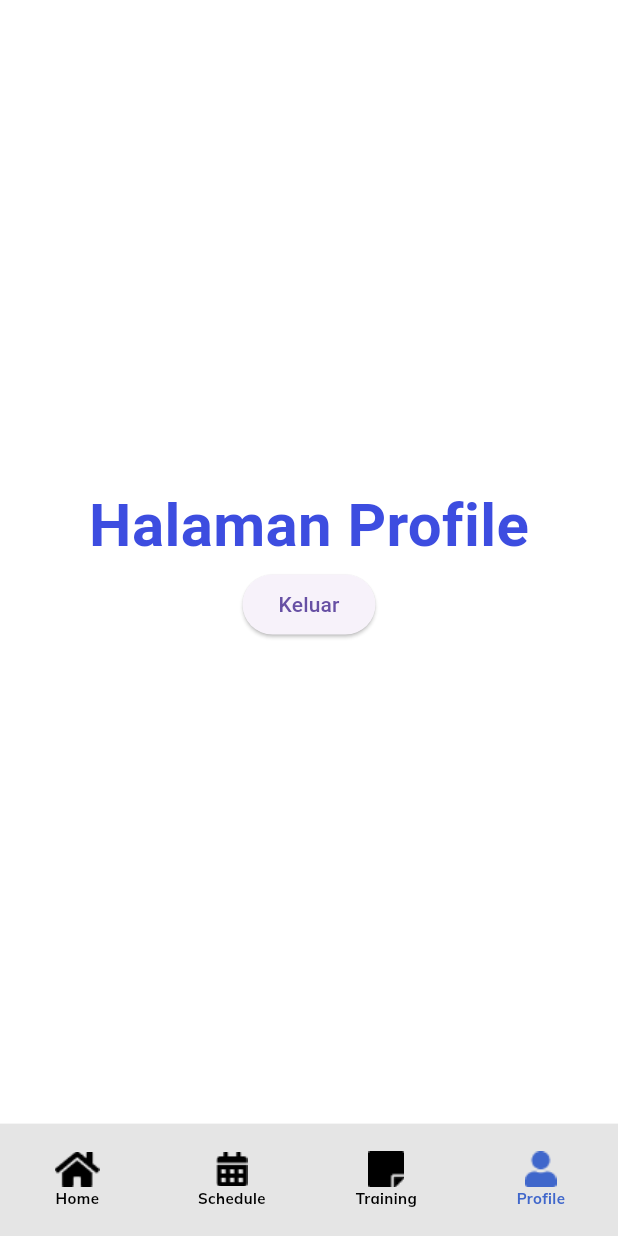
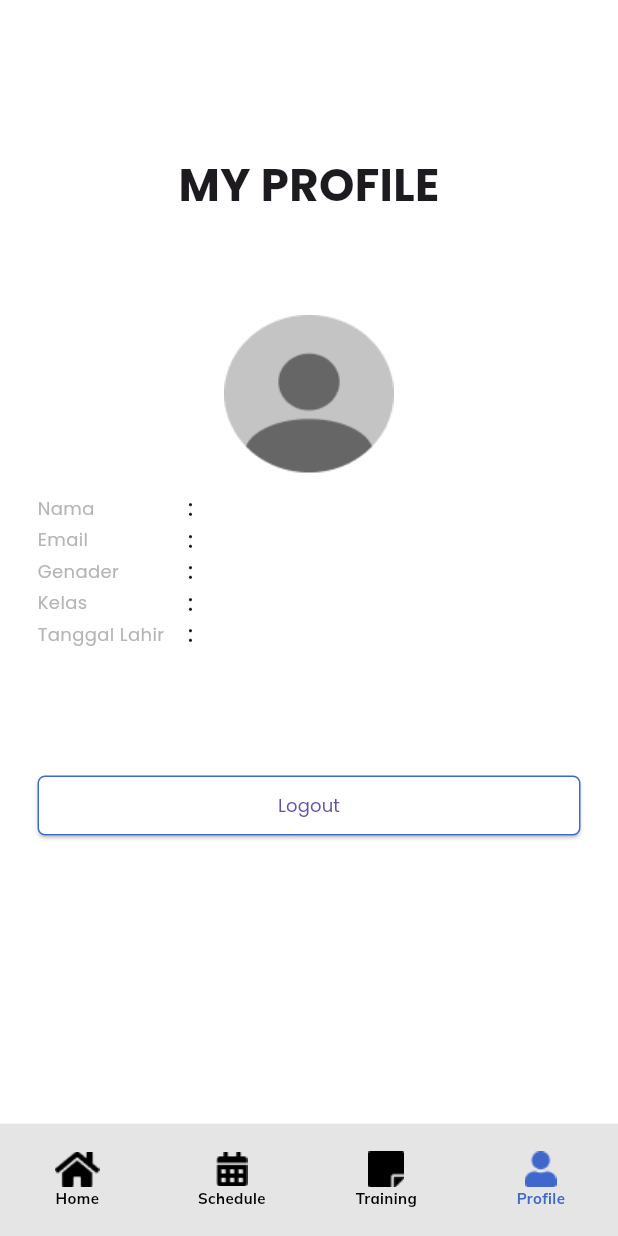
Before and after one commit to Orya228/TubesPPBedu, a Flutter app: the screen it shows once a user with an empty profile is signed in, item 4 of the bottom bar chosen, on a phone screen of 412 x 824 dp. Run offline on Flutter 3.47's test engine with Material 3 defaults, Android fonts, the phone set to English and light mode, and no system bars; our stand-ins replace bloc, cloud_firestore, firebase_auth, firebase_core, flutter_bloc, google_fonts and 2 more; missing offline and left inert: syncfusion_flutter_pdfviewer; accounts and stored records are empty.

Commit message:
Isi data diri

```diff
--- a/e_learning/lib/bloc/login/login_state.dart
+++ b/e_learning/lib/bloc/login/login_state.dart
@@ -9,8 +9,9 @@ class LoginLoading extends LoginState {}
 
 class LoginSuccess extends LoginState {
   final String msg;
+  final User user;
 
-  LoginSuccess(this.msg);
+  LoginSuccess(this.msg, this.user);
 }
 
 class LoginFailure extends LoginState {
--- a/e_learning/lib/main.dart
+++ b/e_learning/lib/main.dart
@@ -3,6 +3,7 @@ import 'package:e_learning/bloc/register/register_cubit.dart';
 import 'package:e_learning/firebase_options.dart';
 import 'package:e_learning/ui/pages/home_screen.dart';
 import 'package:e_learning/ui/login/splash.dart';
+import 'package:e_learning/utils/NavigationService.dart';
 import 'package:e_learning/utils/routes.dart';
 import 'package:firebase_auth/firebase_auth.dart';
 import 'package:firebase_core/firebase_core.dart';
@@ -14,11 +15,13 @@ Future<void> main() async {
   await Firebase.initializeApp(
     options: DefaultFirebaseOptions.currentPlatform,
   );
-  runApp(const MyApp());
+  // runApp(const MyApp());
+  runApp(MyApp());
 }
 
 class MyApp extends StatelessWidget {
-  const MyApp({Key? key}) : super(key: key);
+  // const MyApp({Key? key}) : super(key: key);
+  final NavigationService _navigationService = NavigationService();
 
   @override
   Widget build(BuildContext context) {
@@ -39,7 +42,11 @@ class MyApp extends StatelessWidget {
             if (snapshot.connectionState == ConnectionState.waiting) {
               return const CircularProgressIndicator();
             } else if (snapshot.hasData) {
-              return const HomeScreen();
+              _navigationService.checkUserDataAndNavigate(
+                  context, snapshot.data!);
+              return Center(
+                child: Text("Loading"),
+              );
             } else if (snapshot.hasError) {
               return const Center(
                 child: Text('Something went wrong'),
--- a/e_learning/lib/repositories/auth_repo.dart
+++ b/e_learning/lib/repositories/auth_repo.dart
@@ -3,10 +3,12 @@ import 'package:firebase_auth/firebase_auth.dart';
 class AuthRepo {
   final _auth = FirebaseAuth.instance;
 
-  Future<void> login({required String email, required String password}) async {
+  Future<UserCredential> login(
+      {required String email, required String password}) async {
     try {
       final user = await _auth.signInWithEmailAndPassword(
           email: email, password: password);
+      return user;
     } on FirebaseException catch (e) {
       throw e.message ?? 'Something wrong!';
     } catch (e) {
--- a/e_learning/lib/styles/text_style.dart
+++ b/e_learning/lib/styles/text_style.dart
@@ -14,6 +14,11 @@ TextStyle kTitle2 = GoogleFonts.jost(
 TextStyle kTitle3 = GoogleFonts.jost(
   fontSize: 20,
   fontWeight: FontWeight.w600,
+);
+
+TextStyle kHeading4 = GoogleFonts.poppins(
+  fontSize: 30,
+  fontWeight: FontWeight.w700,
 );
 
 TextStyle kHeading5 = GoogleFonts.poppins(
@@ -41,6 +46,11 @@ TextStyle kSubtitle3 = GoogleFonts.mulish(
   fontWeight: FontWeight.w700,
 );
 
+TextStyle kSubtitle4 = GoogleFonts.poppins(
+  fontSize: 15,
+  fontWeight: FontWeight.w500,
+);
+
 TextStyle kButton1 = GoogleFonts.mulish(
   fontSize: 12,
   fontWeight: FontWeight.w400,
--- a/e_learning/lib/ui/pages/profile/profile_page.dart
+++ b/e_learning/lib/ui/pages/profile/profile_page.dart
@@ -1,26 +1,90 @@
+import 'package:cloud_firestore/cloud_firestore.dart';
+import 'package:e_learning/styles/colors.dart';
+import 'package:e_learning/styles/text_style.dart';
 import 'package:e_learning/ui/login/login.dart';
 import 'package:firebase_auth/firebase_auth.dart';
 import 'package:flutter/material.dart';
 import 'package:google_sign_in/google_sign_in.dart';
 
-class ProfilePage extends StatelessWidget {
+class ProfilePage extends StatefulWidget {
   const ProfilePage({super.key});
+
+  @override
+  State<ProfilePage> createState() => _ProfilePage();
+}
+
+class _ProfilePage extends State<ProfilePage> {
+  final user = FirebaseAuth.instance.currentUser?.uid;
+  final FirebaseFirestore _firestore = FirebaseFirestore.instance;
+
+  Future<DocumentSnapshot> getUserData() async {
+    return await _firestore.collection('datadiri').doc(user).get();
+  }
 
   @override
   Widget build(BuildContext context) {
     return Scaffold(
-      body: Center(
+      body: FutureBuilder<DocumentSnapshot>(
+        future: getUserData(),
+        builder: (context, snapshot) {
+          if (snapshot.connectionState == ConnectionState.waiting) {
+            return Center(child: CircularProgressIndicator());
+          }
+          if (snapshot.hasError) {
+            return Center(child: Text("Error: ${snapshot.error}"));
+          }
+          if (!snapshot.hasData || !snapshot.data!.exists) {
+            return Center(child: Text("No data found"));
+          }
+          Map<String, dynamic> userData =
+              snapshot.data!.data() as Map<String, dynamic>;
+          // return Padding(
+          //   padding: const EdgeInsets.all(16.0),
+          //   child: Column(
+          //     crossAxisAlignment: CrossAxisAlignment.start,
+          //     children: [
+          //       Text("Nama: ${userData['nama']}",
+          //           style: TextStyle(fontSize: 18)),
+          //       Text("Email: ${userData['email']}",
+          //           style: TextStyle(fontSize: 18)),
+          //       Text("Gender: ${userData['gender']}",
+          //           style: TextStyle(fontSize: 18)),
+          //       Text("Kelas: ${userData['kelas']}",
+          //           style: TextStyle(fontSize: 18)),
+          //       Text("Tanggal Lahir: ${userData['tanggal_lahir']}",
+          //           style: TextStyle(fontSize: 18)),
+          //     ],
+          //   ),
+          // );
+          return Container(
+            width: double.infinity,
+            padding: EdgeInsets.symmetric(horizontal: 25, vertical: 102),
             child: Column(
-          mainAxisAlignment: MainAxisAlignment.center,
+              mainAxisAlignment: MainAxisAlignment.start,
+              crossAxisAlignment: CrossAxisAlignment.center,
               children: [
                 Text(
-              "Halaman Profile",
-              style: TextStyle(
-                  fontSize: 40,
-                  fontWeight: FontWeight.bold,
-                  color: Color(0xff3D4DE0)),
+                  "MY PROFILE",
+                  style: kHeading4,
                 ),
-            ElevatedButton(
+                const SizedBox(
+                  height: 65,
+                ),
+                Image.asset('assets/icons/avatar.png'),
+                const SizedBox(
+                  height: 12,
+                ),
+                _datadiri('Nama', userData['nama']),
+                _datadiri('Email', userData['email']),
+                _datadiri('Genader', userData['gender']),
+                _datadiri('Kelas', userData['kelas']),
+                _datadiri('Tanggal Lahir', userData['tanggal_lahir']),
+                SizedBox(
+                  height: 80,
+                ),
+                Container(
+                  width: double.infinity,
+                  child: ElevatedButton(
                     onPressed: () async {
                       GoogleSignIn().signOut();
                       FirebaseAuth.instance
@@ -32,11 +96,44 @@ class ProfilePage extends StatelessWidget {
                               ),
                               (route) => false));
                     },
-              child: const Text('Keluar'),
+                    style: ElevatedButton.styleFrom(
+                        backgroundColor: kPutih,
+                        shape: RoundedRectangleBorder(
+                          borderRadius: BorderRadius.circular(5),
+                        ),
+                        side: BorderSide(color: kBiru)),
+                    child: Text(
+                      'Logout',
+                      style: kSubtitle1,
+                    ),
+                  ),
                 ),
               ],
             ),
+          );
+        },
       ),
     );
   }
+
+  Row _datadiri(String judul, dynamic isi) {
+    return Row(
+      children: [
+        Container(
+          width: 100,
+          child: Text(
+            judul,
+            style: kSubtitle1.copyWith(color: kGray),
+          ),
+        ),
+        Expanded(
+          child: Text(
+            ": $isi",
+            style: kSubtitle4,
+            textAlign: TextAlign.left,
+          ),
+        ),
+      ],
+    );
   }
+}
--- a/e_learning/pubspec.yaml
+++ b/e_learning/pubspec.yaml
@@ -18,6 +18,7 @@ dependencies:
   google_fonts: ^6.2.1
   syncfusion_flutter_pdfviewer: ^25.2.6
   youtube_player_flutter: 8.1.2
+  cloud_firestore: ^4.17.5
 
 dev_dependencies:
   flutter_test:
```
Also changed, not shown: e_learning/lib/bloc/login/login_cubit.dart (+9 -2 lines), e_learning/lib/ui/login/fill_data.dart (added, +233 -0 lines), e_learning/lib/ui/login/login.dart (+20 -7 lines), e_learning/lib/utils/NavigationService.dart (added, +28 -0 lines), e_learning/assets/icons/avatar.png (added), e_learning/pubspec.lock, 3 other files. Lines whose indentation alone changed are shown as unchanged.
